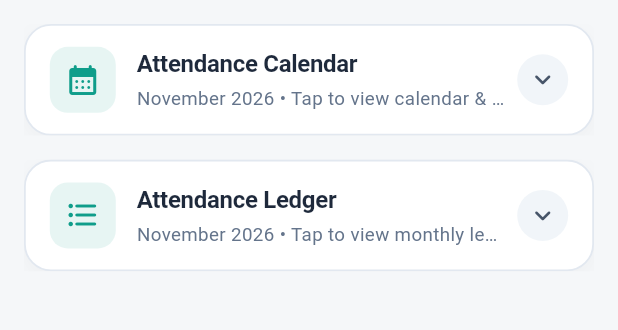
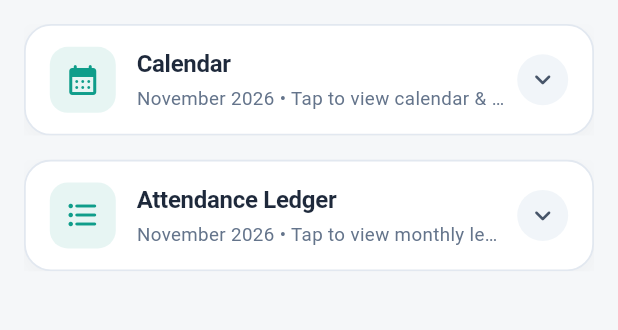
Before and after one commit to Rupesh-27/attendance_system, a Flutter app: the AttendanceHistoryScreen screen opened directly, on a phone screen of 412 x 824 dp, the part 84-414 px from its top. Run offline on Flutter 3.47's test engine with Material 3 defaults, Android fonts, the phone set to English and light mode, and no system bars; our stand-ins replace file_picker, geocoding, geolocator, shared_preferences; accounts and stored records are empty; network calls fail.

Commit message:
refactor(ui): rename attendance calendar to calendar on attendance screen

```diff
--- a/brandhrms_attendance/lib/screens/attendance_history_screen.dart
+++ b/brandhrms_attendance/lib/screens/attendance_history_screen.dart
@@ -536,7 +536,7 @@ class AttendanceHistoryScreenState extends State<AttendanceHistoryScreen> {
                   crossAxisAlignment: CrossAxisAlignment.start,
                   children: [
                     Text(
-                      tr('attendance_calendar'),
+                      tr('calendar'),
                       style: const TextStyle(
                         fontSize: 16,
                         fontWeight: FontWeight.bold,
@@ -1321,7 +1321,7 @@ class AttendanceHistoryScreenState extends State<AttendanceHistoryScreen> {
             children: [
               Expanded(
                 child: Text(
-                  tr('attendance_calendar'),
+                  tr('calendar'),
                   style: const TextStyle(
                     fontSize: 16,
                     fontWeight: FontWeight.bold,
--- a/brandhrms_attendance/lib/services/language_service.dart
+++ b/brandhrms_attendance/lib/services/language_service.dart
@@ -732,7 +732,8 @@ class LanguageService extends ChangeNotifier {
 
       // Attendance History & Calendar
       'attendance_history': 'Attendance History',
-      'attendance_calendar': 'Attendance Calendar',
+      'calendar': 'Calendar',
+      'attendance_calendar': 'Calendar',
       'attendance_ledger': 'Attendance Ledger',
       'ledger_date': 'Date',
       'first_check_in': 'First In',
@@ -1234,7 +1235,8 @@ class LanguageService extends ChangeNotifier {
 
       // Attendance History & Calendar
       'attendance_history': 'Anwesenheitsverlauf',
-      'attendance_calendar': 'Anwesenheitskalender',
+      'calendar': 'Kalender',
+      'attendance_calendar': 'Kalender',
       'attendance_ledger': 'Anwesenheitsjournal',
       'ledger_date': 'Datum',
       'first_check_in': 'Erstes Einstempeln',
@@ -1736,7 +1738,8 @@ class LanguageService extends ChangeNotifier {
 
       // Attendance History & Calendar
       'attendance_history': 'Гісторыя наведвальнасці',
-      'attendance_calendar': 'Каляндар наведвальнасці',
+      'calendar': 'Каляндар',
+      'attendance_calendar': 'Каляндар',
       'attendance_ledger': 'Журнал наведвальнасці',
       'ledger_date': 'Дата',
       'first_check_in': 'Першы ўваход',
```
